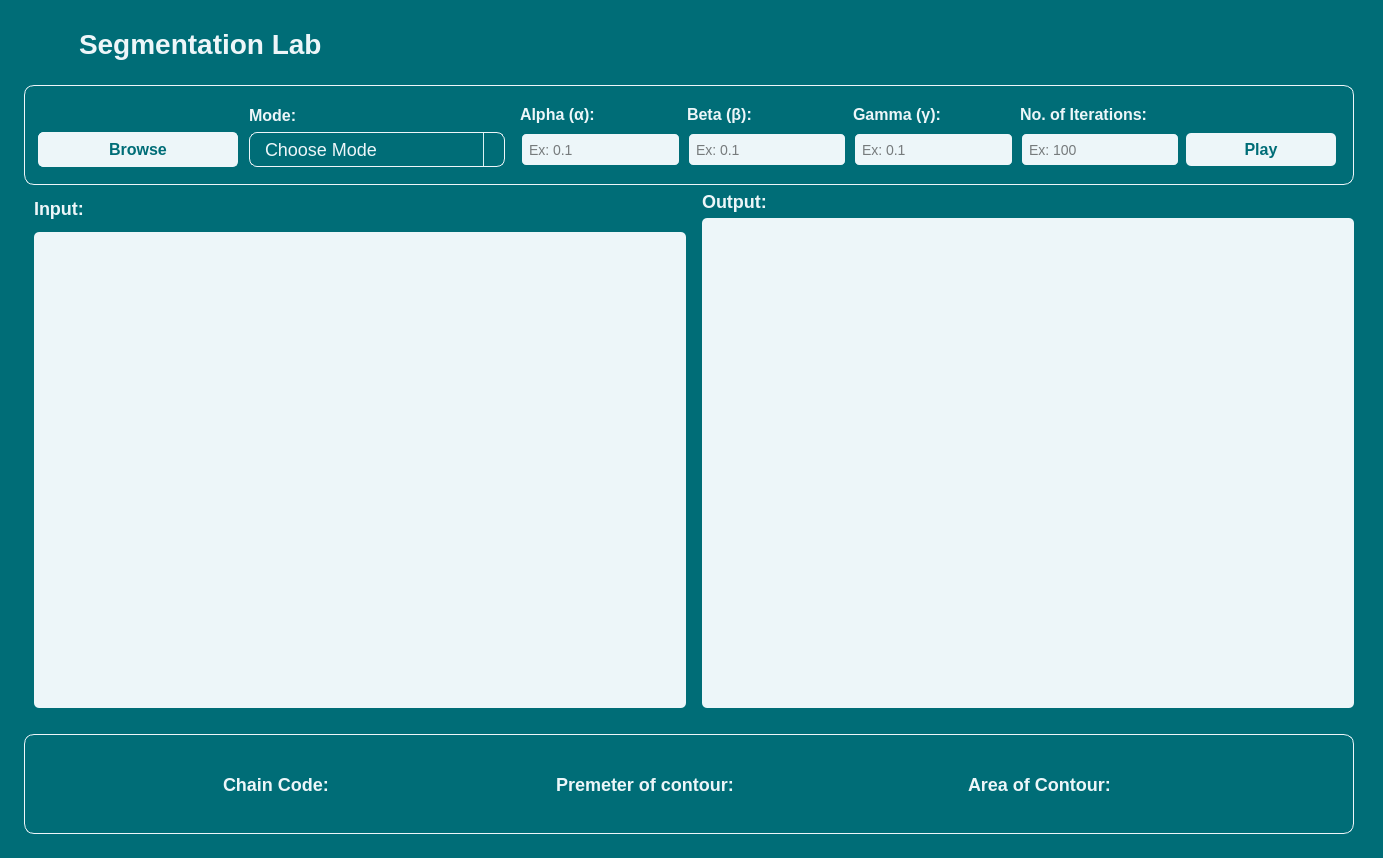
The window that main.ui (VisionCode-Toolkit/segmentation-lab) describes before a commit, drawn with Qt 5.
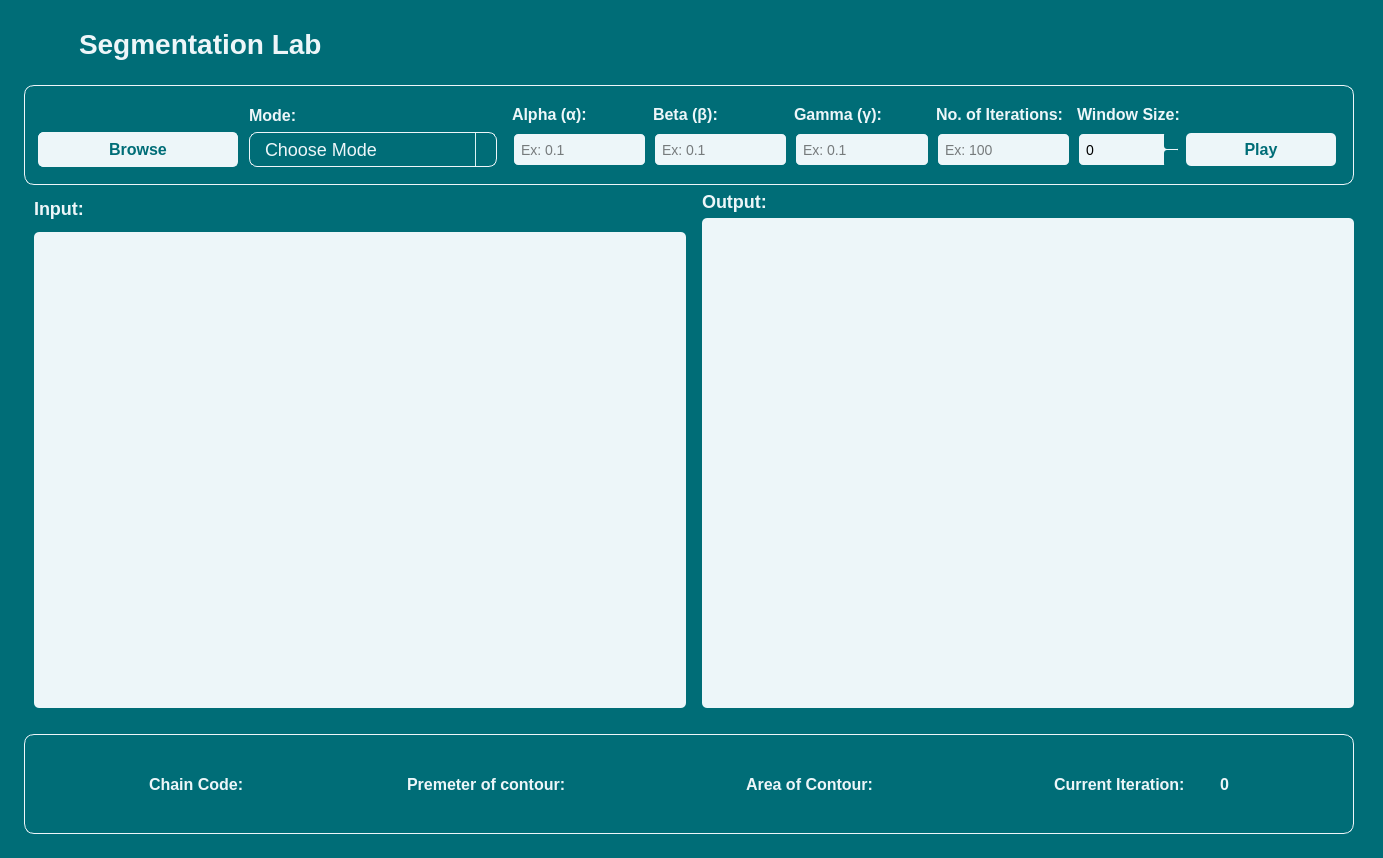
The same window after the commit. The open tabs and pages were chosen to show the change. Icons and pictures are not drawn.

The edit to the form file:
```diff
--- a/main.ui
+++ b/main.ui
@@ -1355,6 +1355,81 @@
                  </item>
                 </layout>
                </item>
+               <item>
+                <layout class="QVBoxLayout" name="verticalLayout_31">
+                 <item>
+                  <widget class="QLabel" name="label_27">
+                   <property name="styleSheet">
+                    <string notr="true">background-color: #006d77;
+color:#edf6f9;
+font-size: 16px;
+font-weight:500;</string>
+                   </property>
+                   <property name="text">
+                    <string>Window Size:</string>
+                   </property>
+                  </widget>
+                 </item>
+                 <item>
+                  <widget class="QSpinBox" name="window_size">
+                   <property name="minimumSize">
+                    <size>
+                     <width>0</width>
+                     <height>35</height>
+                    </size>
+                   </property>
+                   <property name="styleSheet">
+                    <string notr="true">QSpinBox {
+    background-color: #edf6f9;
+    color: #000000;
+    border: 2px solid #006d77;
+    border-radius: 6px;
+    padding: 5px;
+    font-size: 14px;
+}
+
+QSpinBox:focus {
+    border: 2px solid #83c5be;
+    background-color: #ffffff;
+}
+
+/* Optional: Style the internal QLineEdit within the QSpinBox (for extra control) */
+QSpinBox QLineEdit {
+    background-color: transparent; /* Inherit from parent */
+    border: none;
+    padding: 0;
+}
+
+/* Optional: Remove or style the arrows */
+QSpinBox::up-button, QSpinBox::down-button {
+    subcontrol-origin: border;
+    width: 16px;
+    background-color: #006d77;
+    border: none;
+    border-radius: 3px;
+}
+
+QSpinBox::up-button:hover, QSpinBox::down-button:hover {
+    background-color: #83c5be;
+}
+
+ QSpinBox::down-arrow {
+    width: 8px;
+    height: 8px;
+	image: url(icons_setup/icons/down.png);
+}
+
+QSpinBox::up-arrow{
+width: 8px;
+    height: 8px;
+	image: url(icons_setup/icons/up.png);
+}
+</string>
+                   </property>
+                  </widget>
+                 </item>
+                </layout>
+               </item>
                <item>
                 <layout class="QVBoxLayout" name="verticalLayout_24">
                  <property name="topMargin">
@@ -1596,7 +1671,7 @@
              <property name="styleSheet">
               <string notr="true">background-color: #006d77;
 color:#edf6f9;
-font-size: 18px;
+font-size: 16px;
 font-weight:500;
 border: None;</string>
              </property>
@@ -1649,7 +1724,7 @@
              <property name="styleSheet">
               <string notr="true">background-color: #006d77;
 color:#edf6f9;
-font-size: 18px;
+font-size: 16px;
 font-weight:500;
 border: None;</string>
              </property>
@@ -1702,7 +1777,7 @@
              <property name="styleSheet">
               <string notr="true">background-color: #006d77;
 color:#edf6f9;
-font-size: 18px;
+font-size: 16px;
 font-weight:500;
 border: None;</string>
              </property>
@@ -1738,6 +1813,59 @@
              </property>
             </spacer>
            </item>
+           <item>
+            <widget class="QLabel" name="label_25">
+             <property name="minimumSize">
+              <size>
+               <width>160</width>
+               <height>0</height>
+              </size>
+             </property>
+             <property name="maximumSize">
+              <size>
+               <width>150</width>
+               <height>16777215</height>
+              </size>
+             </property>
+             <property name="styleSheet">
+              <string notr="true">background-color: #006d77;
+color:#edf6f9;
+font-size: 16px;
+font-weight:500;
+border:None;</string>
+             </property>
+             <property name="text">
+              <string>Current Iteration:</string>
+             </property>
+            </widget>
+           </item>
+           <item>
+            <widget class="QLabel" name="current_iteration">
+             <property name="styleSheet">
+              <string notr="true">background-color: #006d77;
+color:#edf6f9;
+font-size: 16px;
+font-weight:500;
+border: None;</string>
+             </property>
+             <property name="text">
+              <string>0</string>
+             </property>
+            </widget>
+           </item>
+           <item>
+            <spacer name="horizontalSpacer_7">
+             <property name="orientation">
+              <enum>Qt::Horizontal</enum>
+             </property>
+             <property name="sizeHint" stdset="0">
+              <size>
+               <width>40</width>
+               <height>20</height>
+              </size>
+             </property>
+            </spacer>
+           </item>
           </layout>
          </widget>
         </item>
```
Left out of the diff: 2 changed lines with no effect on the pictures.
